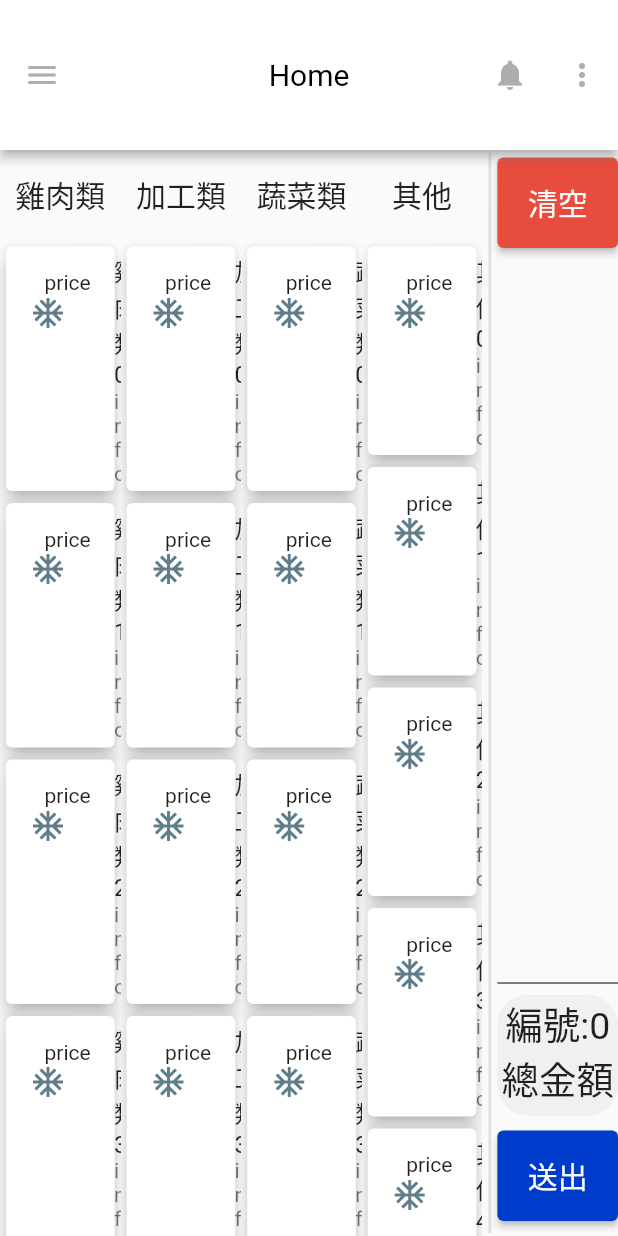
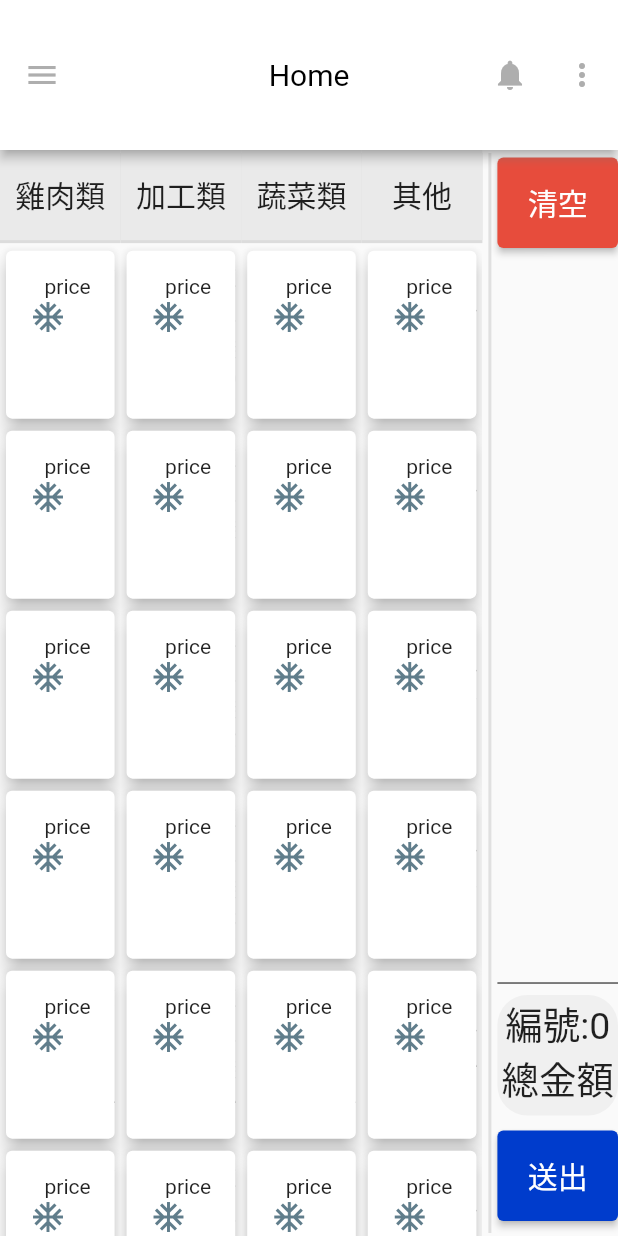
Before and after one commit to hsipl/order_system, a Flutter app: the screen it shows after launch, on a phone screen of 412 x 824 dp. Run offline on Flutter 3.47's test engine with Material 2 defaults, Android fonts, the light colour scheme and no system bars; our stand-ins replace page_transition.

```diff
--- a/client/lib/pages/login_page.dart
+++ b/client/lib/pages/login_page.dart
@@ -25,7 +25,7 @@ void loginChecker(context, String loginStatus) {
     );
     showDialog(
         context: context,
-        builder: (BuildContextcontext) {
+        builder: (context) {
           return dialog;
         });
   }
--- a/client/lib/services/decorations.dart
+++ b/client/lib/services/decorations.dart
@@ -2,19 +2,17 @@ import 'package:flutter/material.dart';
 
 const fieldColor = Color(0xFFEAEAEA);
 
-final kBoxDecorationStyle = BoxDecoration(
+const kBoxDecorationStyle = BoxDecoration(
   color: fieldColor,
-  borderRadius: BorderRadius.circular(10.0),
-  boxShadow: const [
+  boxShadow: [
     BoxShadow(
       color: Colors.black12,
-      blurRadius: 6.0,
       offset: Offset(0, 2),
     ),
   ],
 );
 
-const kOutlineInputBorder =  OutlineInputBorder(
+const kOutlineInputBorder = OutlineInputBorder(
   borderSide: BorderSide(color: Colors.grey, width: 2.0),
   borderRadius: BorderRadius.all(Radius.circular(20)),
 );
--- a/client/lib/widget/cards_column.dart
+++ b/client/lib/widget/cards_column.dart
@@ -1,4 +1,5 @@
 import 'package:flutter/material.dart';
+import 'package:client/services/decorations.dart';
 import 'product_card.dart';
 
 class CardsColumn extends StatefulWidget {
@@ -12,6 +13,8 @@ class CardsColumn extends StatefulWidget {
 class _CardsColumnState extends State<CardsColumn> {
   @override
   Widget build(BuildContext context) {
+    final _controller = ScrollController();
+
     List<Widget> cards = List.generate(
         20,
         (i) => ProductCard(
@@ -19,25 +22,53 @@ class _CardsColumnState extends State<CardsColumn> {
             info: 'info',
             product: widget.type + " $i",
             price: 'price'));
+
     return Expanded(
-      child: Column(children: [
+      child: Ink(
+        color: const Color(0xFFFAFAFA),
+        child: Column(
+          children: [
             Expanded(
               flex: 1,
-            child: Container(
-                width: double.maxFinite,
-                color: const Color(0xFFFAFAFA),
+              child: InkWell(
+                onTap: () {
+                  _controller.animateTo(
+                    _controller.position.minScrollExtent,
+                    duration: const Duration(seconds: 1),
+                    curve: Curves.fastOutSlowIn,
+                  );
+                },
+                onLongPress: () {
+                  _controller.animateTo(
+                    _controller.position.maxScrollExtent,
+                    duration: const Duration(seconds: 1),
+                    curve: Curves.fastOutSlowIn,
+                  );
+                },
+                child: Ink(
+                  decoration: kBoxDecorationStyle,
                   child: Center(
                     child: Text(
                       widget.type,
                       style: const TextStyle(fontSize: 20),
-                )))),
+                    ),
+                  ),
+                ),
+              ),
+            ),
+            const SizedBox(
+              height: 3,
+            ),
             Expanded(
               flex: 11,
               child: ListView(
+                controller: _controller,
                 children: cards,
               ),
             ),
-      ]),
+          ],
+        ),
+      ),
     );
   }
 }
--- a/client/lib/widget/checkout_column.dart
+++ b/client/lib/widget/checkout_column.dart
@@ -16,25 +16,21 @@ class _CheckoutColumnState extends State<CheckoutColumn> {
         child: Column(
           crossAxisAlignment: CrossAxisAlignment.stretch,
           children: [
-            Expanded(
-                flex: 2,
-                child: ElevatedButton(
-                  style: ElevatedButton.styleFrom(primary: const Color(0xFFE74C3C)),
-                  onPressed: () {},
-                  child: const Text(
-                    "清空",
-                    style: TextStyle(color: Colors.white, fontSize: 20),
-                  ),
-                )),
+            const Expanded(
+              flex: 2,
+              child: CheckoutBarButton(
+                color: Color(0xFFE74C3C),
+                text: '清空',
+              ),
+            ),
             Expanded(flex: 16, child: Container()),
             const Divider(
-
               color: Colors.black,
             ),
             Expanded(
                 flex: 3,
                 child: Padding(
-                  padding: const EdgeInsets.fromLTRB(0,0,0,10),
+                  padding: const EdgeInsets.fromLTRB(0, 0, 0, 10),
                   child: Container(
                     decoration: const BoxDecoration(
                         color: Color(0xFFF0F0F0),
@@ -47,19 +43,39 @@ class _CheckoutColumnState extends State<CheckoutColumn> {
                     )),
                   ),
                 )),
-            Expanded(
-                flex: 2,
-                child: ElevatedButton(
-                  style: ElevatedButton.styleFrom(primary: const Color(0xFF003CCC)),
-                  onPressed: () {},
-                  child: const Text(
-                    "送出",
-                    style: TextStyle(color: Colors.white, fontSize: 20),
-                  ),
-                )),
+            const Expanded(
+              flex: 2,
+              child: CheckoutBarButton(
+                color: Color(0xFF003CCC),
+                text: '送出',
+              ),
+            ),
           ],
         ),
       ),
     );
   }
 }
+
+class CheckoutBarButton extends StatelessWidget {
+  const CheckoutBarButton({
+    required this.text,
+    required this.color,
+    Key? key,
+  }) : super(key: key);
+
+  final String text;
+  final Color color;
+
+  @override
+  Widget build(BuildContext context) {
+    return ElevatedButton(
+      style: ElevatedButton.styleFrom(primary: color),
+      onPressed: () {},
+      child: Text(
+        text,
+        style: const TextStyle(color: Colors.white, fontSize: 20),
+      ),
+    );
+  }
+}
--- a/client/lib/widget/product_card.dart
+++ b/client/lib/widget/product_card.dart
@@ -21,7 +21,11 @@ class ProductCard extends StatefulWidget {
 class _ProductCardState extends State<ProductCard> {
   @override
   Widget build(BuildContext context) {
-    return Card(
+    return SizedBox(
+      height: 120,
+      child: Card(
+        semanticContainer: true,
+          clipBehavior: Clip.antiAliasWithSaveLayer,
           elevation: 5,
           child: InkWell(
             onTap: () {
@@ -34,9 +38,11 @@ class _ProductCardState extends State<ProductCard> {
                         product: widget.product,
                       ));
             },
+            child: Center(
               child: ListTile(
                 leading: Column(
                   mainAxisAlignment: MainAxisAlignment.center,
+
                   children: <Widget>[
                     Icon(
                       widget.img,
@@ -49,6 +55,8 @@ class _ProductCardState extends State<ProductCard> {
                 trailing: Text(widget.price),
                 isThreeLine: true,
               ),
-        ));
+            ),
+          )),
+    );
   }
 }
```
Lines whose indentation alone changed are shown as unchanged.
